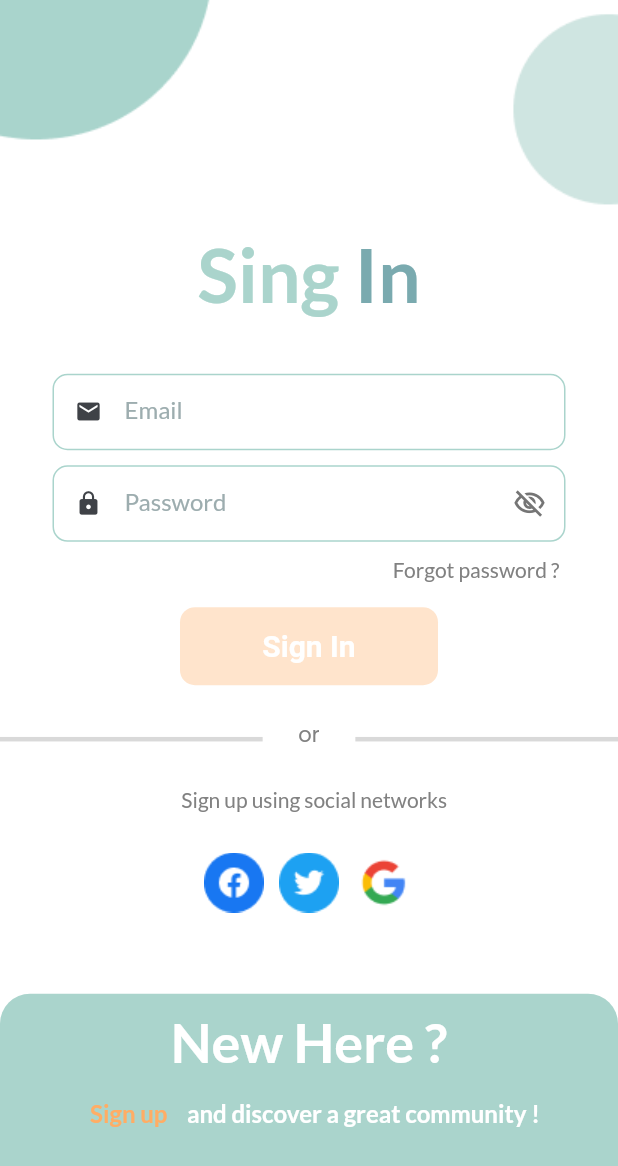
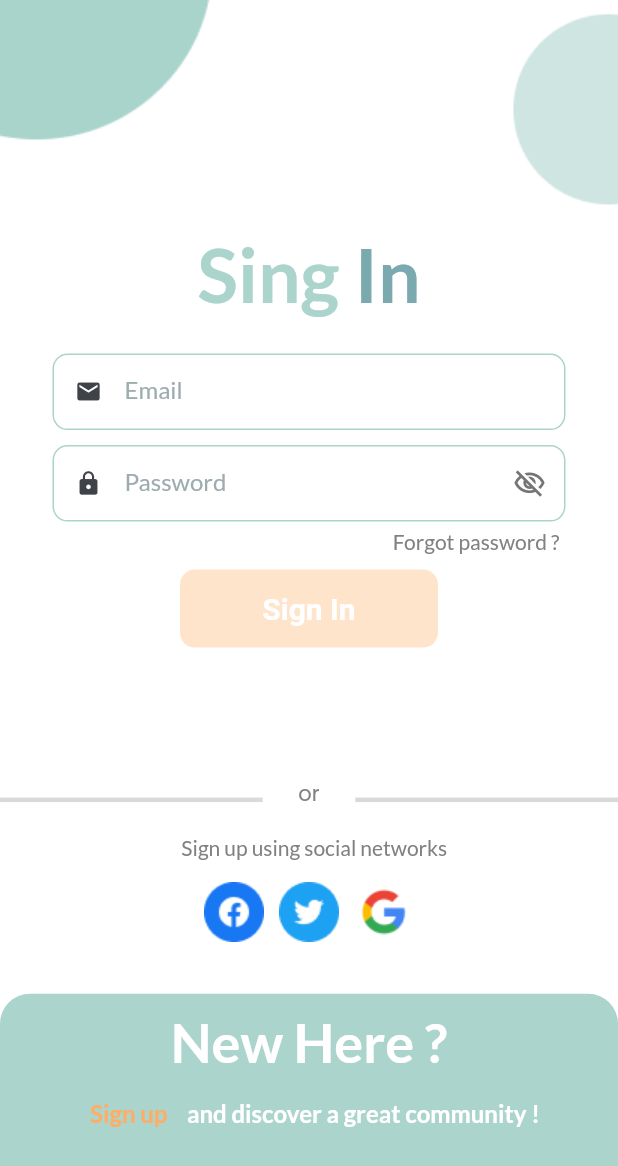
Before and after one commit to aofattaporn/jitD_fronted, a Flutter app: the screen it shows after launch, after a tap on "Sign in here", on a phone screen of 412 x 824 dp. Shown: the top 1166 px of the screen. Run offline on Flutter 3.47's test engine with Material 2 defaults, Android fonts, the phone set to English and light mode, and no system bars; our stand-ins replace bloc, equatable, firebase_auth, firebase_core, flutter_bloc, flutter_cache_manager and 4 more; missing offline and left inert: dart:ffi, flutter_facebook_auth; accounts and stored records are empty.

Commit message:
Resolve conflict for merge and reset branch master from Thun # Conflicts: #	lib/App.dart #	lib/src/screens/HomePage.dart #	lib/src/screens/tutorials/TutorialPage1.dart #	lib/src/screens/tutorials/TutorialPage2.dart

```diff
--- a/lib/src/blocs/authentication/authen_state.dart
+++ b/lib/src/blocs/authentication/authen_state.dart
@@ -22,6 +22,8 @@ class SignUpError extends AuthenticationState {
   SignUpError(this._err_msg, this._err_desc);
 
   String get err_msg => _err_msg;
+  String get err_desc => _err_desc;
+
 
   @override
   List<Object?> get props => [_err_msg, _err_desc];
--- a/lib/src/screens/autheentication/SignIn.dart
+++ b/lib/src/screens/autheentication/SignIn.dart
@@ -62,17 +62,15 @@ class SignInState extends State<SignIn> {
               Navigator.push(
                 context,
                 MaterialPageRoute(
-                    builder: (context) =>
-                    const BottomNavigationWidget()),
+                    builder: (context) => const BottomNavigationWidget()),
               );
             } else if (state is SignUpError) {
-              var desc = "กดเพื่อดพพเนินไปขั้นต่อไป";
               showDialog(
                   context: context,
                   barrierDismissible: false, // user must tap button!
                   builder: (context) {
                     return DialogMessage(
-                        title: state.err_msg, desc: desc);
+                        title: state.err_desc, desc: state.err_msg);
                     // return DialogMessage(message: message);
                   });
             } else {}
@@ -127,31 +125,23 @@ class SignInState extends State<SignIn> {
                   alignment: const AlignmentDirectional(0, -0.40),
                   child: Form(
                     key: _formKey,
-                    child: Stack(
+                    child: Padding(
+                      padding: EdgeInsets.symmetric(vertical: MediaQuery.of(context).size.height * 0.28),
+                      child: Column(
                         children: [
-                        //   // FORM
+                          //  FORM
                           Align(
-                          alignment: const AlignmentDirectional(0, -0.36),
-                          child: _formAuth(
-                              emailController, "Email", Icons.email, null),
+                            child: _formAuth(emailController, false, "Email",
+                                Icons.email, null),
                           ),
 
                           Align(
-                            alignment: const AlignmentDirectional(0, -0.20),
                               child: _formAuth(
                                   passwordController,
+                                  !passwordVisibility,
                                   "Password",
                                   Icons.lock,
-                                _suffixIcon(
-                                    "passwordVisibility1", passwordVisibility))),
-                        Align(
-                          alignment: const AlignmentDirectional(0, 0.05),
-                          child: _buttonSubmit(context),
-                        )
-                      ],
-                    ),
-                  ),
-                ),
+                                  _suffixIcon())),
 
                           /// forget password
                           Align(
@@ -166,9 +156,20 @@ class SignInState extends State<SignIn> {
                             ),
                           ),
 
+                          // Button
+                          Align(
+                            alignment: const AlignmentDirectional(0, 0.05),
+                            child: _buttonSubmit(context),
+                          )
+                        ],
+                      ),
+                    ),
+                  ),
+                ),
+
                 /// or text
                 Align(
-                  alignment: const AlignmentDirectional(0, 0.2),
+                  alignment: const AlignmentDirectional(0, 0.3),
                   child: SingleChildScrollView(
                     child: Column(
                       mainAxisSize: MainAxisSize.max,
@@ -184,7 +185,7 @@ class SignInState extends State<SignIn> {
                 ),
                 Align(
                   // ignore: prefer_const_constructors
-                  alignment: AlignmentDirectional(0, 0.2),
+                  alignment: AlignmentDirectional(0, 0.3),
                   child: Container(
                     width: MediaQuery.of(context).size.width * 0.15,
                     height: MediaQuery.of(context).size.height * 0.05,
@@ -192,7 +193,6 @@ class SignInState extends State<SignIn> {
                       color: Colors.white,
                     ),
                     child: const Align(
-                      alignment: AlignmentDirectional(0, 0),
                       child: Text(
                         'or',
                         textAlign: TextAlign.center,
@@ -208,7 +208,7 @@ class SignInState extends State<SignIn> {
 
                 /// Ner Here ?
                 const Align(
-                  alignment: AlignmentDirectional(0.03, 0.3),
+                  alignment: AlignmentDirectional(0.03, 0.38),
                   child: Text(
                     'Sign up using social networks',
                     style: TextStyle(
@@ -219,7 +219,7 @@ class SignInState extends State<SignIn> {
                   ),
                 ),
                 Align(
-                  alignment: const AlignmentDirectional(0, 0.45),
+                  alignment: const AlignmentDirectional(0, 0.50),
                   child: Row(
                     mainAxisSize: MainAxisSize.max,
                     mainAxisAlignment: MainAxisAlignment.center,
@@ -333,8 +333,8 @@ class SignInState extends State<SignIn> {
     );
   }
 
-  Padding _formAuth(TextEditingController? controller, String hint,
-      IconData iconData, InkWell? inkwell) {
+  Padding _formAuth(TextEditingController? controller, bool obsText,
+      String hint, IconData iconData, InkWell? inkwell) {
     return Padding(
         padding: const EdgeInsets.symmetric(horizontal: 35, vertical: 5),
         child: TextFormField(
@@ -363,7 +363,7 @@ class SignInState extends State<SignIn> {
             return null;
           },
           controller: controller,
-          obscureText: false,
+          obscureText: obsText,
           decoration: InputDecoration(
               isDense: true,
               label: Text(hint, style: const TextStyle(color: textColor3)),
@@ -396,20 +396,22 @@ class SignInState extends State<SignIn> {
 
   bool? _checkFormFill() {
     if (emailController?.text.toString().trim().isEmpty == true ||
-            passwordController?.text.toString().trim().isEmpty == true
-        ) {
+        passwordController?.text.toString().trim().isEmpty == true) {
       return false;
     } else {
       return true;
     }
   }
 
-  InkWell _suffixIcon(String fag, bool passwordVisibility) {
+  InkWell _suffixIcon() {
     return InkWell(
-      onTap: () => setState(() => {passwordVisibility = !passwordVisibility}),
+      onTap: () => setState(() => {
+        print(passwordVisibility),
+        this.passwordVisibility = !this.passwordVisibility
+      }),
       focusNode: FocusNode(skipTraversal: true),
       child: Icon(
-        passwordVisibility == !passwordVisibility
+        this.passwordVisibility
             ? Icons.visibility_outlined
             : Icons.visibility_off_outlined,
         color: const Color(0xFF757575),
--- a/lib/src/screens/autheentication/TestSignOut.dart
+++ /dev/null
@@ -1,16 +0,0 @@
-import 'package:flutter/cupertino.dart';
-import 'package:flutter/material.dart';
-
-class TestSignOut extends StatelessWidget {
-  const TestSignOut({Key? key}) : super(key: key);
-
-  @override
-  Widget build(BuildContext context) {
-    return Center(
-      child: ElevatedButton(
-        onPressed: () {  },
-        child: Text("Sign Out"),
-      ),
-    );
-  }
-}
```
Lines whose indentation alone changed are shown as unchanged.
